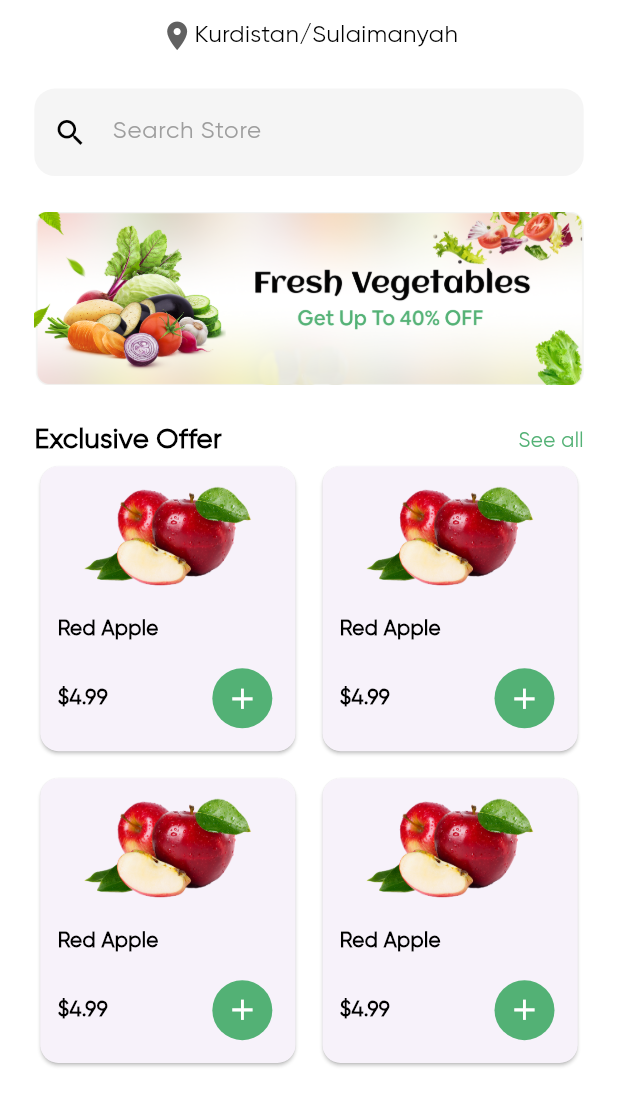
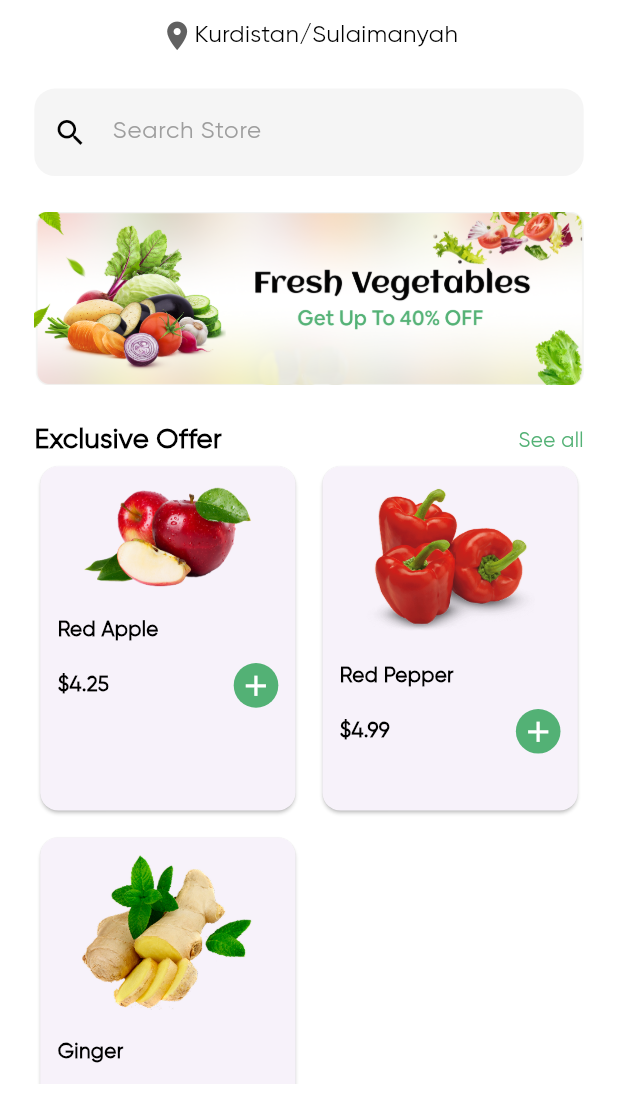
Before and after one commit to MiranKK/online-groceries-app, a Flutter app: the HomeScreen screen opened by its route, on a phone screen of 412 x 824 dp, the part 118-1236 px from its top. Run offline on Flutter 3.47's test engine with Material 3 defaults, Android fonts, the phone set to English and light mode, and no system bars; our stand-ins replace firebase_auth, firebase_core, flutter_screenutil; accounts and stored records are empty.

Commit message:
Added some list items on Home screen

```diff
--- /dev/null
+++ b/lib/data/card_items.dart
@@ -0,0 +1,38 @@
+import 'package:online_groceries_app_ui/models/card_models.dart';
+
+List exclusiveOfferList = [
+  CardModel(
+    image: "assets/images/item-1.png",
+    title: "Red Apple",
+    price: "4.25",
+  ),
+  CardModel(
+    image: "assets/images/item-2.png",
+    title: "Red Pepper",
+    price: "4.99",
+  ),
+  CardModel(image: "assets/images/item-3.png", title: "Ginger", price: "3.25"),
+];
+
+List mostPopularList = [
+  CardModel(
+    image: "assets/images/item-4.png",
+    title: "Beef Steak",
+    price: "6.75",
+  ),
+  CardModel(
+    image: "assets/images/item-5.png",
+    title: "Broiller Chicken",
+    price: "5.50",
+  ),
+  CardModel(
+    image: "assets/images/item-5.png",
+    title: "Broiller Chicken",
+    price: "5.50",
+  ),
+  CardModel(
+    image: "assets/images/item-5.png",
+    title: "Broiller Chicken",
+    price: "5.50",
+  ),
+];
--- /dev/null
+++ b/lib/models/card_models.dart
@@ -0,0 +1,7 @@
+class CardModel {
+  final String image;
+  final String title;
+  final String price;
+
+  CardModel({required this.image, required this.title, required this.price});
+}
--- a/lib/views/home_screen.dart
+++ b/lib/views/home_screen.dart
@@ -1,6 +1,8 @@
 import 'package:flutter/material.dart';
 import 'package:flutter_screenutil/flutter_screenutil.dart';
+import 'package:online_groceries_app_ui/data/card_items.dart';
 import 'package:online_groceries_app_ui/style/custom_text_style.dart';
+import 'package:online_groceries_app_ui/widgets/custom_card.dart';
 
 class HomeScreen extends StatelessWidget {
   const HomeScreen({super.key});
@@ -84,60 +86,49 @@ class HomeScreen extends StatelessWidget {
               ),
 
               SliverGrid.builder(
-                itemCount: 4,
+                itemCount: exclusiveOfferList.length,
                 gridDelegate: SliverGridDelegateWithFixedCrossAxisCount(
-                  childAspectRatio: 0.9,
+                  childAspectRatio: 0.75,
                   crossAxisCount: 2,
                   mainAxisSpacing: 10,
                   crossAxisSpacing: 10,
                 ),
                 itemBuilder: (context, index) {
-                  return Card(
-                    child: Padding(
-                      padding: EdgeInsets.all(10.r),
-                      child: Column(
-                        crossAxisAlignment: .start,
-                        children: [
-                          Center(
-                            child: Image.asset(
-                              "assets/images/item-1.png",
-                              width: 100.w,
-                            ),
-                          ),
-                          SizedBox(height: 15.h),
-                          Text(
-                            "Red Apple",
-                            style: CustomTextStyle().xxsmallBlackBoldText,
-                          ),
-                          SizedBox(height: 10.h),
-                          Row(
-                            mainAxisAlignment: .spaceBetween,
-                            children: [
-                              Text(
-                                "\$4.99",
-                                style: CustomTextStyle().xxsmallBlackBoldText,
-                              ),
-                              IconButton(
-                                style: IconButton.styleFrom(
-                                  backgroundColor: Color(0xff53B175),
-                                  shape: RoundedRectangleBorder(
-                                    borderRadius: BorderRadius.circular(20.r),
-                                  ),
-                                ),
-                                onPressed: () {},
-                                icon: Icon(
-                                  Icons.add,
-                                  color: Colors.white,
-                                  size: 20.w,
-                                ),
-                              ),
-                            ],
-                          ),
-                        ],
-                      ),
-                    ),
+                  return CustomCard(
+                    image: exclusiveOfferList[index].image,
+                    title: exclusiveOfferList[index].title,
+                    price: "\$${exclusiveOfferList[index].price}",
                   );
                 },
+              ),
+              SliverToBoxAdapter(child: SizedBox(height: 20.h)),
+              SliverToBoxAdapter(
+                child: Text(
+                  "Most Popular",
+                  style: CustomTextStyle().smallBlackBoldText,
+                ),
+              ),
+              SliverToBoxAdapter(
+                child: SizedBox(
+                  height: 170.w,
+                  child: ListView.separated(
+                    scrollDirection: Axis.horizontal,
+                    shrinkWrap: true,
+
+                    itemBuilder: (context, index) {
+                      return SizedBox(
+                        width: 120.w,
+                        child: CustomCard(
+                          image: mostPopularList[index].image,
+                          title: mostPopularList[index].title,
+                          price: "\$${mostPopularList[index].price}",
+                        ),
+                      );
+                    },
+                    separatorBuilder: (context, index) => SizedBox(width: 10.w),
+                    itemCount: mostPopularList.length,
+                  ),
+                ),
               ),
             ],
           ),
--- /dev/null
+++ b/lib/widgets/custom_card.dart
@@ -0,0 +1,48 @@
+import 'package:flutter/material.dart';
+import 'package:flutter_screenutil/flutter_screenutil.dart';
+import 'package:online_groceries_app_ui/models/card_models.dart';
+import 'package:online_groceries_app_ui/style/custom_text_style.dart';
+
+class CustomCard extends StatelessWidget {
+  final String image;
+  final String title;
+  final String price;
+  CustomCard({
+    super.key,
+    required this.image,
+    required this.title,
+    required this.price,
+  });
+
+  @override
+  Widget build(BuildContext context) {
+    return Card(
+      child: Padding(
+        padding: EdgeInsets.symmetric(horizontal: 10.w, vertical: 10.h),
+        child: Column(
+          crossAxisAlignment: .start,
+          children: [
+            Center(child: Image.asset(image, width: 100.w)),
+            SizedBox(height: 15.h),
+            Text(title, style: CustomTextStyle().xxsmallBlackBoldText),
+            SizedBox(height: 10.h),
+            Row(
+              mainAxisAlignment: MainAxisAlignment.spaceBetween,
+              children: [
+                Text(price, style: CustomTextStyle().xxsmallBlackBoldText),
+                Container(
+                  padding: EdgeInsets.all(3.r),
+                  decoration: BoxDecoration(
+                    color: Color(0xff53B175),
+                    borderRadius: BorderRadius.circular(20.r),
+                  ),
+                  child: Icon(Icons.add, color: Colors.white, size: 20.w),
+                ),
+              ],
+            ),
+          ],
+        ),
+      ),
+    );
+  }
+}
```
Also changed, not shown: assets/images/item-4.png (added), assets/images/item-5.png (added), pubspec.lock.
